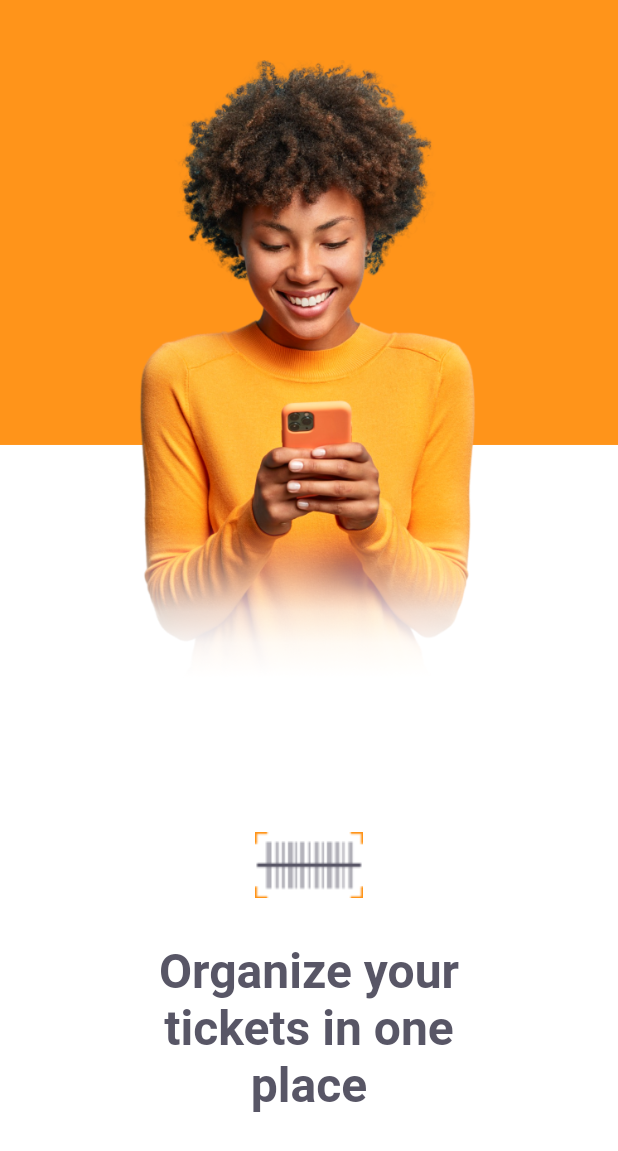
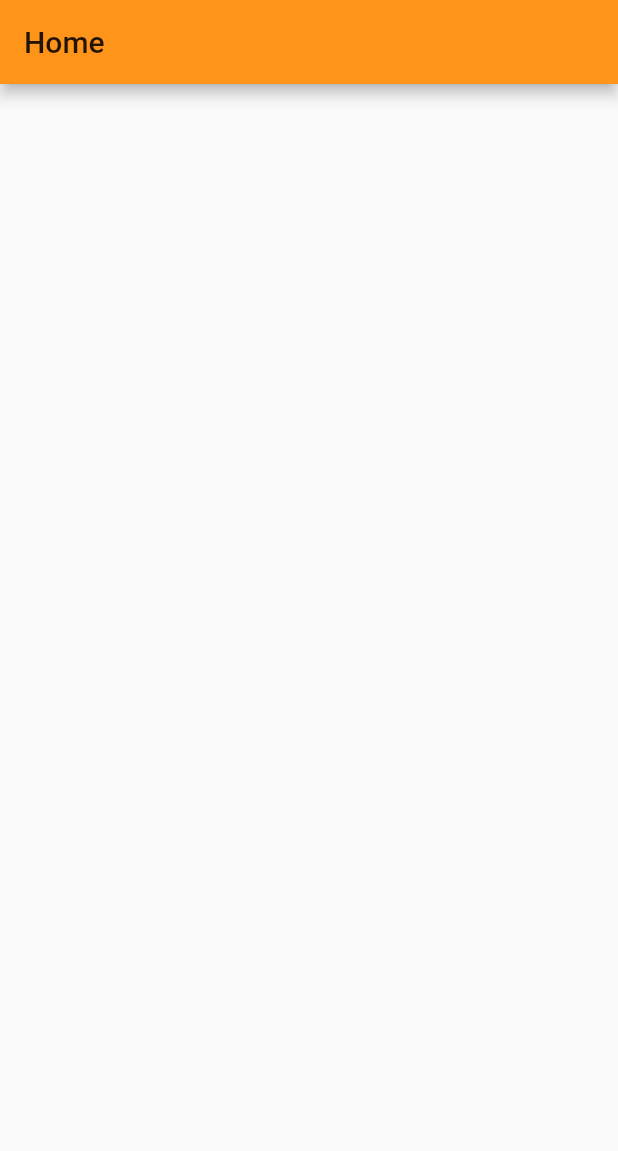
Before and after one commit to SuayMack/PF-Test, a Flutter app: the screen it shows after launch, on a phone screen of 412 x 824 dp. Shown: the top 1151 px of the screen. Run offline on Flutter 3.47's test engine with Material 2 defaults, Android fonts, the phone set to English and light mode, and no system bars; our stand-ins replace google_fonts.

Commit message:
created base pages

```diff
--- a/lib/main.dart
+++ b/lib/main.dart
@@ -1,4 +1,5 @@
 import 'package:flutter/material.dart';
+import 'package:payflow/modules/home/home_page.dart';
 import 'package:payflow/modules/login/login_page.dart';
 import 'package:payflow/shared/themes/app_colors.dart';
 import 'package:payflow/modules/splash/splash_page.dart';
@@ -13,7 +14,7 @@ class AppWidget extends StatelessWidget {
     return MaterialApp(
       title: 'Pay Flow',
       theme: ThemeData(primaryColor: AppColors.primary),
-      home: LoginPage(),
+      home: HomePage(),
     );
   }
 }
--- /dev/null
+++ b/lib/modules/home/home_controller.dart
@@ -0,0 +1,7 @@
+class HomeController {
+  var currentPage = 0;
+
+  void setPage(int index) {
+    currentPage = index;
+  }
+}
--- /dev/null
+++ b/lib/modules/home/home_page.dart
@@ -0,0 +1,18 @@
+import 'package:flutter/material.dart';
+
+class HomePage extends StatelessWidget {
+  const HomePage({
+    Key? key,
+  }) : super(key: key);
+
+  @override
+  // ignore: override_on_non_overriding_member
+  Widget build(BuildContext context) {
+    // final controller = HomeController();
+    return Scaffold(
+      appBar: AppBar(
+        title: Text("Home"),
+      ),
+    );
+  }
+}
--- a/lib/modules/login/login_page.dart
+++ b/lib/modules/login/login_page.dart
@@ -1,10 +1,9 @@
 import 'package:flutter/material.dart';
-
 import '../../shared/themes/app_colors.dart';
 import '../../shared/themes/app_images.dart';
 import '../../shared/themes/app_text_styles.dart';
-//import '../../shared/widgets/social_login_button/social_login_button.dart';
-// import 'login_controller.dart';
+import '../../shared/widgets/social_login_button/social_login_button.dart';
+//import 'login_controller.dart';
 
 class LoginPage extends StatefulWidget {
   const LoginPage({Key? key}) : super(key: key);
@@ -40,7 +39,7 @@ class _LoginPageState extends State<LoginPage> {
               ),
             ),
             Positioned(
-              bottom: size.height * 0.05,
+              bottom: size.height * 0.08,
               left: 0,
               right: 0,
               child: Column(
@@ -49,19 +48,21 @@ class _LoginPageState extends State<LoginPage> {
                 children: [
                   Image.asset(AppImages.logomini),
                   Padding(
-                    padding: const EdgeInsets.fromLTRB(70, 30, 70, 0),
+                    padding: const EdgeInsets.fromLTRB(50, 40, 50, 20),
                     child: Text(
-                      'Organize your tickets in one place',
+                      'Organize your bills in one place',
                       textAlign: TextAlign.center,
                       style: AppTextStyles.titleHome,
                     ),
                   ),
                   Padding(
                     padding: const EdgeInsets.fromLTRB(40, 40, 40, 0),
-                    //child: SocialLoginButton(
-                    //  onTap: () => controller.googleSignIn(context),
-                  ),
-                  //)
+                    child: SocialLoginButton(onTap: () {
+                      print("clicou");
+                    }
+                        // => controller.googleSignIn(context),
+                        ),
+                  )
                 ],
               ),
             )
--- a/lib/shared/widgets/social_login/social_login_button.dart
+++ b/lib/shared/widgets/social_login_button/social_login_button.dart
@@ -1,8 +1,10 @@
+import 'dart:ui';
+
 import 'package:flutter/material.dart';
+import 'package:payflow/shared/themes/app_colors.dart';
 
-import '/../shared/themes/app_colors.dart';
 import '/../shared/themes/app_images.dart';
-import '/../shared/themes/app_text_styles.dart';
+import 'package:payflow/shared/themes/app_text_styles.dart';
 
 class SocialLoginButton extends StatelessWidget {
   final VoidCallback onTap;
```
Also changed, not shown: lib/modules/login/login_controller.dart (added, +29 -0 lines), lib/shared/models/boleto_model.dart (added, +69 -0 lines), lib/shared/models/user_model.dart (added, +22 -0 lines).
